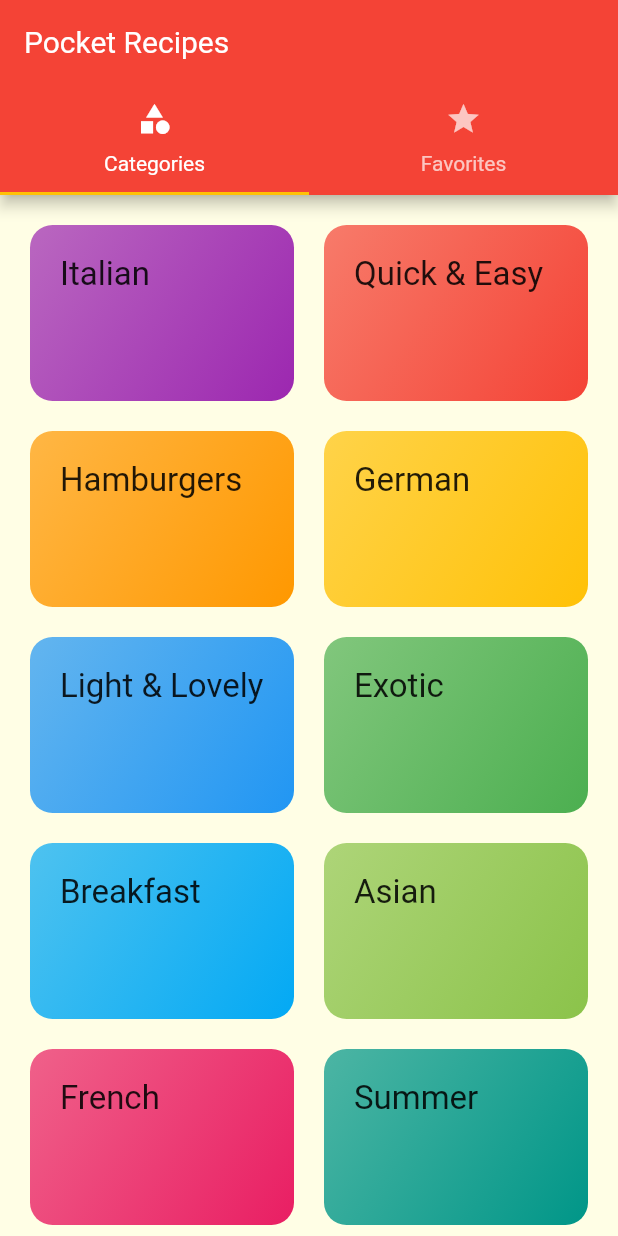
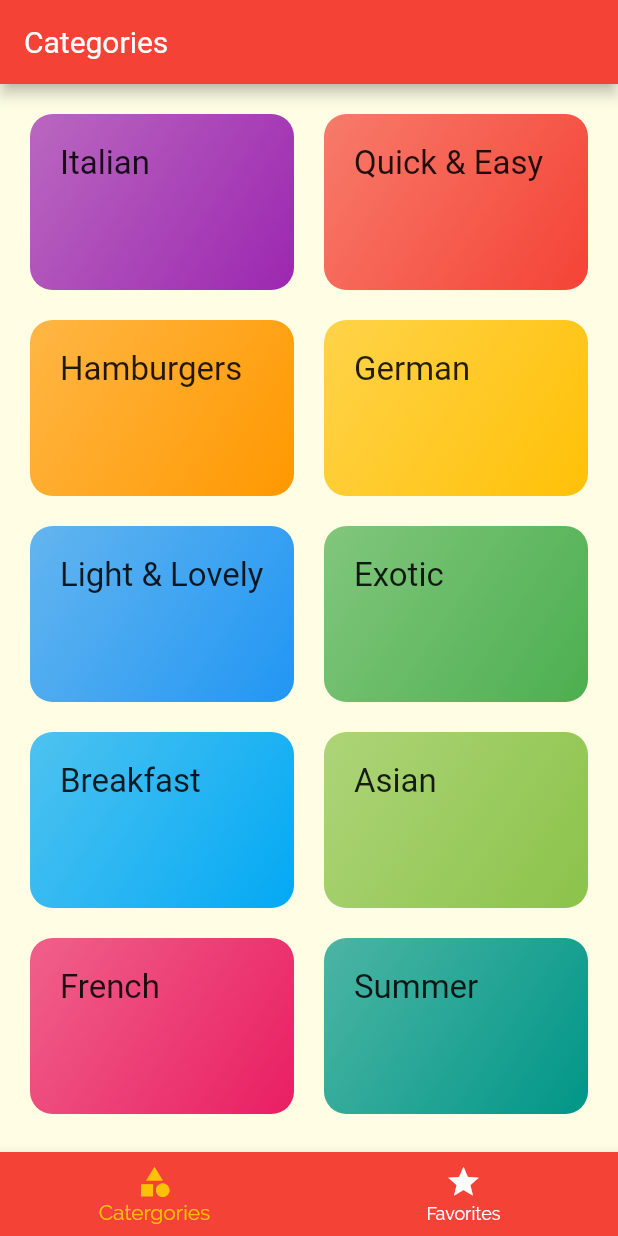
Before and after one commit to archrave/Pocket-Recipes-App, a Flutter app: the screen it shows after launch, on a phone screen of 412 x 824 dp. Run offline on Flutter 3.47's test engine with Material 2 defaults, Android fonts, the phone set to English and light mode, and no system bars.

```diff
--- a/lib/screens/tabs_screen.dart
+++ b/lib/screens/tabs_screen.dart
@@ -8,31 +8,48 @@ class TabsScreen extends StatefulWidget {
 }
 
 class _TabsScreenState extends State<TabsScreen> {
+  final List<Map<String, Object>> _tabList = [
+    {'tab': CategoriesScreen(), 'title': 'Categories'},
+    {'tab': FavoritesScreen(), 'title': 'Favorites'},
+  ];
+  int _selectedPageIndex = 0;
+
+  void _selectPage(int index) {
+    setState(() {
+      _selectedPageIndex = index;
+    });
+  }
+
   @override
   Widget build(BuildContext context) {
     //The following widget is used to put tabs right below the appbar
-    return DefaultTabController(
-      length: 2,
-      child: Scaffold(
-        appBar: AppBar(
-          title: Text("Pocket Recipes"),
-          bottom: TabBar(
-            tabs: <Widget>[
-              Tab(
-                icon: Icon(Icons.category),
-                text: 'Categories',
-              ),
-              Tab(
-                icon: Icon(Icons.star),
-                text: 'Favorites',
-              ),
-            ],
-          ),
-        ),
-        body: TabBarView(
-          children: [CategoriesScreen(), FavoritesScreen()],
+    return Scaffold(
+      appBar: AppBar(
+        title: Text(
+          _tabList[_selectedPageIndex]['title'],
         ),
       ),
+      bottomNavigationBar: BottomNavigationBar(
+        onTap: _selectPage,
+        backgroundColor: Theme.of(context).primaryColor,
+        unselectedItemColor: Colors.white,
+        selectedItemColor: Theme.of(context).accentColor,
+        currentIndex: _selectedPageIndex,
+        //type: BottomNavigationBarType.shifting,
+        items: [
+          BottomNavigationBarItem(
+            //backgroundColor: Theme.of(context).primaryColor,
+            icon: Icon(Icons.category),
+            title: Text('Catergories'),
+          ),
+          BottomNavigationBarItem(
+            //backgroundColor: Theme.of(context).primaryColor,
+            icon: Icon(Icons.star),
+            title: Text('Favorites'),
+          ),
+        ],
+      ),
+      body: _tabList[_selectedPageIndex]['tab'],
     );
   }
 }
```
